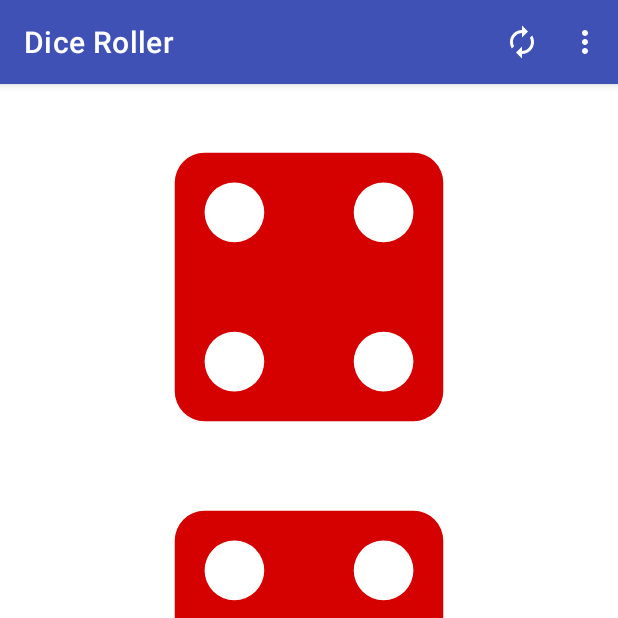
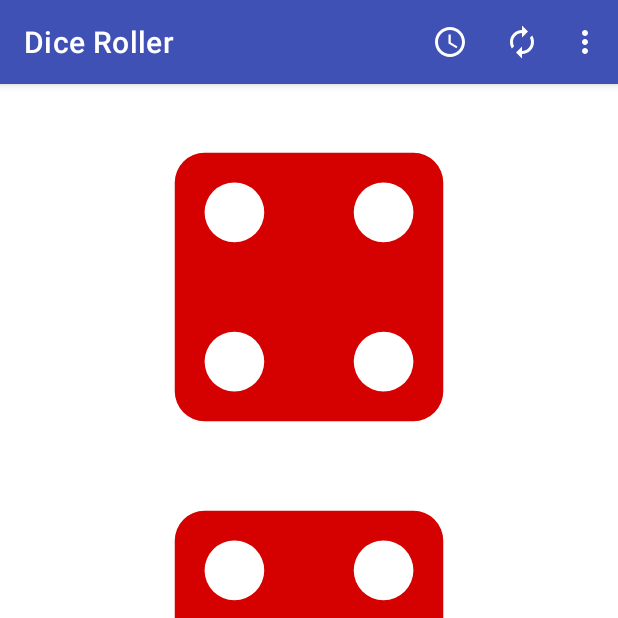
Before and after one commit to david-read-iii/Dice-Roller, an Android app: the screen it shows after launch (MainActivity), after a tap on "Roll", on a phone screen of 412 x 824 dp, the top half of it. Run offline under Robolectric (Android 15) with nearby library versions, the phone set to English and light mode, and no system bars.

Commit message:
Add roll length dialog picker
MainActivity.java:
- Have class implement RollLengthDialogFragment.OnRollLengthSelectedListener.
- Add member variable mTimerLength that keeps track of how long mTimer should loop each time it is executed.
- Handle "Roll Length" clicks in onOptionsItemSelected().
- Define onRollLengthClick() method that simply assigns mTimerLength the appropriate long given which dialog option is selected.
- Have mTimer use mTimerLength instead of hardcoded value.

menu_main.xml:
- Add "Roll Length" button to action bar.

RollLengthDialogFragment.java:
- Define class to be a DialogFragment that provides a user interface for a roll length dialog picker.
- Define inner interface that specifies what callback methods a calling class should implement.
- Define onAttach() to initialize this object.
- Define onCreateDialog() to create a custom AlertDialog and invoke the interface method.

strings.xml:
- Add string for new action bar button.
- Add strings for dialog.

```diff
--- a/app/src/main/java/com/davidread/diceroller/MainActivity.java
+++ b/app/src/main/java/com/davidread/diceroller/MainActivity.java
@@ -21,7 +21,7 @@ import com.google.android.material.snackbar.Snackbar;
  * Controls to change the number of dice, to roll the dice, and stop rolling the dice are in this
  * activity's action bar.
  */
-public class MainActivity extends AppCompatActivity {
+public class MainActivity extends AppCompatActivity implements RollLengthDialogFragment.OnRollLengthSelectedListener {
 
     /**
      * Int constant representing the maximum number of dice allowed to be shown on screen.
@@ -63,6 +63,11 @@ public class MainActivity extends AppCompatActivity {
      * {@link TextView} to hold the sum in the user interface.
      */
     private TextView sumTextView;
+
+    /**
+     * Long representing how long {@link #mTimer} should loop.
+     */
+    private long mTimerLength = 2000;
 
     /**
      * Callback method invoked when the activity is created. It initializes member variables and
@@ -151,7 +156,25 @@ public class MainActivity extends AppCompatActivity {
             return true;
         }
 
+        // When "Roll Length" is selected, show a dialog picker for roll length.
+        else if (item.getItemId() == R.id.action_roll_length) {
+            RollLengthDialogFragment dialog = new RollLengthDialogFragment();
+            dialog.show(getSupportFragmentManager(), "rollLengthDialog");
+            return true;
+        }
+
         return super.onOptionsItemSelected(item);
+    }
+
+    /**
+     * Callback method invoked when a length is selected by a {@link RollLengthDialogFragment}. It
+     * simply assigns the selected length to {@link #mTimer}.
+     *
+     * @param which Int representing which length was selected by {@link RollLengthDialogFragment}.
+     */
+    @Override
+    public void onRollLengthClick(int which) {
+        mTimerLength = 1000 * (which + 1);
     }
 
     /**
@@ -189,7 +212,7 @@ public class MainActivity extends AppCompatActivity {
         }
 
         // Initialize mTimer to call roll() on all Dice objects to display a dice roll animation.
-        mTimer = new CountDownTimer(2000, 100) {
+        mTimer = new CountDownTimer(mTimerLength, 100) {
             public void onTick(long millisUntilFinished) {
                 for (int i = 0; i < mVisibleDice; i++) {
                     mDice[i].roll();
--- a/app/src/main/res/menu/menu_main.xml
+++ b/app/src/main/res/menu/menu_main.xml
@@ -1,6 +1,12 @@
 <?xml version="1.0" encoding="utf-8"?>
 <menu xmlns:android="http://schemas.android.com/apk/res/android"
     xmlns:app="http://schemas.android.com/apk/res-auto">
+
+    <item
+        android:id="@+id/action_roll_length"
+        android:icon="@drawable/timer"
+        android:title="@string/action_roll_length"
+        app:showAsAction="ifRoom" />
 
     <item
         android:id="@+id/action_stop"
```
Also changed, not shown: app/src/main/java/com/davidread/diceroller/RollLengthDialogFragment.java (added, +59 -0 lines), app/src/main/res/values/strings.xml (+9 -0 lines).
